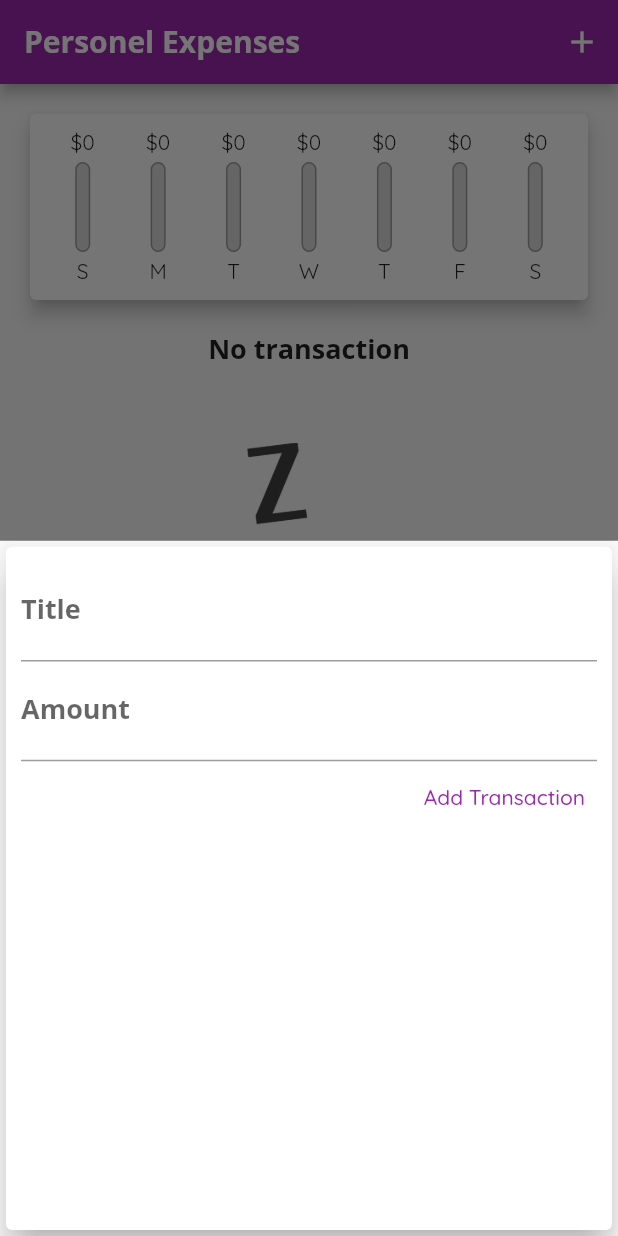
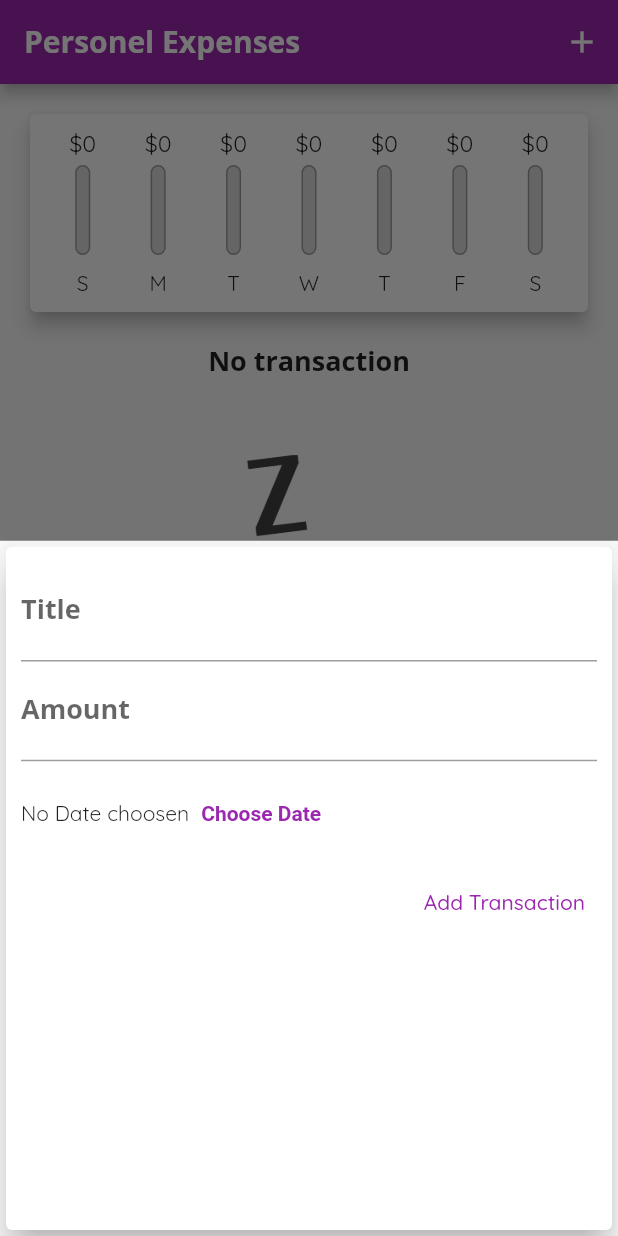
Before and after one commit to midhungopipk/ExpenseTracker, a Flutter app: the screen it shows after launch, after a tap on the "add" icon, on a phone screen of 412 x 824 dp. Run offline on Flutter 3.47's test engine with Material 2 defaults, Android fonts, the phone set to English and light mode, and no system bars.

Commit message:
chart bar modification

```diff
--- a/expense_tracker/lib/widgets/chart_bar.dart
+++ b/expense_tracker/lib/widgets/chart_bar.dart
@@ -11,8 +11,11 @@ class ChartBar extends StatelessWidget {
   Widget build(BuildContext context) {
     return Column(
       children: [
-        FittedBox(
-          child: Text('\$${spendingAmount.toStringAsFixed(0)}'),
+        Container(
+          height: 20,
+          child: FittedBox(
+            child: Text('\$${spendingAmount.toStringAsFixed(0)}'),
+          ),
         ),
         SizedBox(height: 4),
         Container(
@@ -39,7 +42,7 @@ class ChartBar extends StatelessWidget {
           ),
         ),
         SizedBox(
-          height: 4,
+          height: 10,
         ),
         Text(label),
       ],
--- a/expense_tracker/lib/widgets/new_transaction.dart
+++ b/expense_tracker/lib/widgets/new_transaction.dart
@@ -44,6 +44,21 @@ class _NewTransactionState extends State<NewTransaction> {
               controller: amountController,
               onSubmitted: (_) => submitData,
             ),
+            Container(
+              height: 70,
+              child: Row(
+                children: [
+                  Text('No Date choosen'),
+                  TextButton(
+                    onPressed: () {},
+                    child: Text('Choose Date'),
+                    style: ButtonStyle(
+                        textStyle: MaterialStateProperty.all(
+                            TextStyle(fontWeight: FontWeight.bold))),
+                  ),
+                ],
+              ),
+            ),
             TextButton(
               onPressed: submitData,
               style: ButtonStyle(
```
Also changed, not shown: expense_tracker/lib/widgets/transaction_list.dart (+51 -29 lines).
